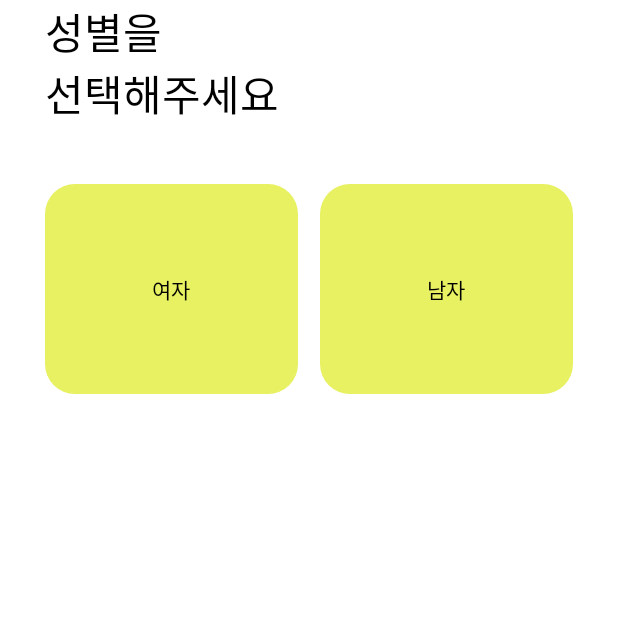
After one commit to jwlee-stack/Ttrip, an Android app: the fragment SignUpInformationBannerFragment placed in its activity, on a phone screen of 412 x 824 dp, the top half of it. The commit adds this screen. Run offline under Robolectric (Android 15) with nearby library versions, the phone set to English and light mode, and no system bars; our stand-ins replace Dagger/Hilt's generated code, data binding; 1 statement that could not run was skipped.

Commit message:
[FEAT] 회원 정보 입력 레이아웃 구현

```diff
--- a/Ttrip/app/src/main/java/org/sfy/ttrip/presentation/init/LoginFragment.kt
+++ b/Ttrip/app/src/main/java/org/sfy/ttrip/presentation/init/LoginFragment.kt
@@ -17,6 +17,10 @@ class LoginFragment : BaseFragment<FragmentLoginBinding>(R.layout.fragment_login
             ivBackToOnboarding.setOnClickListener {
                 popBackStack()
             }
+
+            tvLogin.setOnClickListener {
+                navigate(LoginFragmentDirections.actionLoginFragmentToSignUpInformationFragment())
+            }
         }
     }
 }
--- a/Ttrip/app/src/main/java/org/sfy/ttrip/presentation/init/OnBoardingFragment.kt
+++ b/Ttrip/app/src/main/java/org/sfy/ttrip/presentation/init/OnBoardingFragment.kt
@@ -2,10 +2,12 @@ package org.sfy.ttrip.presentation.init
 
 import android.view.View
 import androidx.viewpager2.widget.ViewPager2
+import dagger.hilt.android.AndroidEntryPoint
 import org.sfy.ttrip.R
 import org.sfy.ttrip.databinding.FragmentOnboardingBinding
 import org.sfy.ttrip.presentation.base.BaseFragment
 
+@AndroidEntryPoint
 class OnBoardingFragment : BaseFragment<FragmentOnboardingBinding>(R.layout.fragment_onboarding) {
 
     override fun initView() {
@@ -15,7 +17,7 @@ class OnBoardingFragment : BaseFragment<FragmentOnboardingBinding>(R.layout.frag
     private fun initBanner() {
         binding.apply {
             vpBanner.adapter = OnBoardingAdapter(this@OnBoardingFragment)
-            ciBanner.setViewPager(binding.vpBanner)
+            ciBanner.setViewPager(vpBanner)
 
             vpBanner.registerOnPageChangeCallback(object : ViewPager2.OnPageChangeCallback() {
                 override fun onPageSelected(position: Int) {
--- /dev/null
+++ b/Ttrip/app/src/main/java/org/sfy/ttrip/presentation/init/SignUpInformationBannerFragment.kt
@@ -0,0 +1,53 @@
+package org.sfy.ttrip.presentation.init
+
+import android.view.View
+import androidx.constraintlayout.widget.ConstraintLayout
+import org.sfy.ttrip.R
+import org.sfy.ttrip.databinding.FragmentSignUpInformationBannerBinding
+import org.sfy.ttrip.presentation.base.BaseFragment
+
+class SignUpInformationBannerFragment :
+    BaseFragment<FragmentSignUpInformationBannerBinding>(R.layout.fragment_sign_up_information_banner) {
+
+    private var bannerPosition = -1
+
+    override fun initView() {
+        bannerPosition = arguments?.getInt("banner_position")!!
+        with(bannerPosition) {
+
+            val bannerData =
+                listOf(
+                    binding.clUserInfoNickName,
+                    binding.clUserInfoDay,
+                    binding.clUserInfoSex,
+                    binding.clUserInfoSex,
+                    binding.clUserInfoSex,
+                )
+
+            when (bannerPosition) {
+                0 -> {
+                    changeVisibility(0, bannerData)
+                }
+                1 -> {
+                    changeVisibility(1, bannerData)
+                }
+                2 -> {
+                    changeVisibility(2, bannerData)
+                }
+                3 -> {
+                    changeVisibility(3, bannerData)
+                }
+                4 -> {
+                    changeVisibility(4, bannerData)
+                }
+            }
+        }
+    }
+
+    private fun changeVisibility(position: Int, bannerData: List<ConstraintLayout>) {
+        for (i: Int in 0..4) {
+            bannerData[i].visibility = View.GONE
+        }
+        bannerData[position].visibility = View.VISIBLE
+    }
+}
--- /dev/null
+++ b/Ttrip/app/src/main/res/drawable/bg_rect_honey_suckle_radius20.xml
@@ -0,0 +1,8 @@
+<layer-list xmlns:android="http://schemas.android.com/apk/res/android">
+    <item>
+        <shape android:shape="rectangle">
+            <solid android:color="@color/honey_suckle" />
+            <corners android:radius="10dp" />
+        </shape>
+    </item>
+</layer-list>
--- a/Ttrip/app/src/main/res/layout/fragment_onboarding.xml
+++ b/Ttrip/app/src/main/res/layout/fragment_onboarding.xml
@@ -31,6 +31,7 @@
             app:ci_animator="@anim/ani_banner_ci"
             app:ci_drawable="@drawable/ic_indicator_selected"
             app:ci_drawable_unselected="@drawable/ic_indicator_unselected"
+            app:ci_width="20dp"
             app:layout_constraintBottom_toTopOf="@+id/tv_skip_onboarding"
             app:layout_constraintStart_toStartOf="parent" />
 
--- /dev/null
+++ b/Ttrip/app/src/main/res/layout/fragment_sign_up_information_banner.xml
@@ -0,0 +1,141 @@
+<?xml version="1.0" encoding="utf-8"?>
+<layout xmlns:android="http://schemas.android.com/apk/res/android"
+    xmlns:app="http://schemas.android.com/apk/res-auto">
+
+    <data>
+
+    </data>
+
+    <androidx.constraintlayout.widget.ConstraintLayout
+        android:layout_width="match_parent"
+        android:layout_height="match_parent">
+
+        <androidx.constraintlayout.widget.ConstraintLayout
+            android:id="@+id/cl_user_info_nick_name"
+            android:layout_width="match_parent"
+            android:layout_height="match_parent"
+            android:layout_marginHorizontal="30dp"
+            android:visibility="gone">
+
+            <TextView
+                android:id="@+id/tv_user_info_nick_name"
+                android:layout_width="wrap_content"
+                android:layout_height="wrap_content"
+                android:fontFamily="@font/sc_dream7"
+                android:text="@string/content_user_info_nick_name"
+                android:textColor="@color/black"
+                android:textSize="28sp"
+                app:layout_constraintStart_toStartOf="parent"
+                app:layout_constraintTop_toTopOf="parent" />
+
+            <EditText
+                android:id="@+id/et_user_info_nick_name"
+                android:layout_width="0dp"
+                android:layout_height="wrap_content"
+                android:layout_marginTop="50dp"
+                android:autofillHints=""
+                android:hint="@string/content_user_info_nick_name_hint"
+                android:inputType="text"
+                android:paddingStart="8dp"
+                android:paddingEnd="80dp"
+                app:layout_constraintEnd_toEndOf="parent"
+                app:layout_constraintStart_toStartOf="parent"
+                app:layout_constraintTop_toBottomOf="@+id/tv_user_info_nick_name" />
+
+            <TextView
+                android:id="@+id/tv_user_info_check_nick_name"
+                android:layout_width="70dp"
+                android:layout_height="30dp"
+                android:layout_marginBottom="10dp"
+                android:background="@drawable/bg_rect_honey_suckle_radius20"
+                android:fontFamily="@font/sc_dream6"
+                android:gravity="center"
+                android:text="@string/content_user_info_nick_name_check"
+                android:textColor="@color/black"
+                app:layout_constraintBottom_toBottomOf="@id/et_user_info_nick_name"
+                app:layout_constraintEnd_toEndOf="@id/et_user_info_nick_name"
+                app:layout_constraintTop_toTopOf="@id/et_user_info_nick_name" />
+        </androidx.constraintlayout.widget.ConstraintLayout>
+
+        <androidx.constraintlayout.widget.ConstraintLayout
+            android:id="@+id/cl_user_info_day"
+            android:layout_width="match_parent"
+            android:layout_height="match_parent"
+            android:layout_marginHorizontal="30dp"
+            android:visibility="gone">
+
+            <TextView
+                android:id="@+id/tv_user_info_day"
+                android:layout_width="wrap_content"
+                android:layout_height="wrap_content"
+                android:fontFamily="@font/sc_dream7"
+                android:text="@string/content_user_info_day"
+                android:textColor="@color/black"
+                android:textSize="28sp"
+                app:layout_constraintStart_toStartOf="parent"
+                app:layout_constraintTop_toTopOf="parent" />
+
+            <DatePicker
+                android:layout_width="match_parent"
+                android:layout_height="wrap_content"
+                android:layout_marginTop="50dp"
+                android:calendarViewShown="false"
+                android:datePickerMode="spinner"
+                app:layout_constraintTop_toBottomOf="@id/tv_user_info_day" />
+        </androidx.constraintlayout.widget.ConstraintLayout>
+
+
+        <androidx.constraintlayout.widget.ConstraintLayout
+            android:id="@+id/cl_user_info_sex"
+            android:layout_width="match_parent"
+            android:layout_height="match_parent"
+            android:layout_marginHorizontal="30dp">
+
+            <TextView
+                android:id="@+id/tv_user_info_sex"
+                android:layout_width="wrap_content"
+                android:layout_height="wrap_content"
+                android:fontFamily="@font/sc_dream7"
+                android:text="@string/content_user_info_sex"
+                android:textColor="@color/black"
+                android:textSize="28sp"
+                app:layout_constraintStart_toStartOf="parent"
+                app:layout_constraintTop_toTopOf="parent" />
+
+            <LinearLayout
+                android:layout_width="match_parent"
+                android:layout_height="wrap_content"
+                android:layout_marginTop="40dp"
+                android:orientation="horizontal"
+                app:layout_constraintTop_toBottomOf="@id/tv_user_info_sex">
+
+                <TextView
+                    android:id="@+id/tv_user_info_sex_girl"
+                    android:layout_width="0dp"
+                    android:layout_height="140dp"
+                    android:layout_marginEnd="7dp"
+                    android:layout_weight="1"
+                    android:background="@drawable/bg_rect_white_radius20"
+                    android:backgroundTint="@color/honey_suckle"
+                    android:gravity="center"
+                    android:text="@string/content_user_info_sex_girl"
+                    android:textColor="@color/black" />
+
+                <TextView
+                    android:id="@+id/tv_user_info_sex_boy"
+                    android:layout_width="0dp"
+                    android:layout_height="140dp"
+                    android:layout_marginStart="7dp"
+                    android:layout_weight="1"
+                    android:background="@drawable/bg_rect_white_radius20"
+                    android:backgroundTint="@color/honey_suckle"
+                    android:gravity="center"
+                    android:text="@string/content_user_info_sex_boy"
+                    android:textColor="@color/black" />
+
+            </LinearLayout>
+
+        </androidx.constraintlayout.widget.ConstraintLayout>
+
+    </androidx.constraintlayout.widget.ConstraintLayout>
+</layout>
--- a/Ttrip/app/src/main/res/navigation/navigation_init.xml
+++ b/Ttrip/app/src/main/res/navigation/navigation_init.xml
@@ -33,6 +33,9 @@
         android:name="org.sfy.ttrip.presentation.init.LoginFragment"
         android:label="loginFragment"
         tools:layout="@layout/fragment_login">
+        <action
+            android:id="@+id/action_loginFragment_to_signUpInformationFragment"
+            app:destination="@id/signUpInformationFragment" />
     </fragment>
 
     <fragment
@@ -42,4 +45,11 @@
         tools:layout="@layout/fragment_sign_up">
     </fragment>
 
+    <fragment
+        android:id="@+id/signUpInformationFragment"
+        android:name="org.sfy.ttrip.presentation.init.SignUpInformationFragment"
+        android:label="signUpInformationFragment"
+        tools:layout="@layout/fragment_sign_up_information">
+    </fragment>
+
 </navigation>
--- a/Ttrip/app/src/main/res/values/colors.xml
+++ b/Ttrip/app/src/main/res/values/colors.xml
@@ -24,9 +24,10 @@
     <color name="neon_blue_transparent85">#D95343EA</color>
     <color name="free_speech_blue">#4236BB</color>
     <color name="medium_orchid">#BB59EF</color>
+    <color name="gainsboro">#D9D9D9</color>
     <color name="grey">#868686</color>
     <color name="dim_grey">#737373</color>
-    <color name="dim_gray"> #646464</color>
+    <color name="dim_gray">#646464</color>
     <color name="dim_grey_transparent30">#4D696969</color>
     <color name="whisper">#E8E8E8</color>
 </resources>
--- a/Ttrip/app/src/main/res/values/strings.xml
+++ b/Ttrip/app/src/main/res/values/strings.xml
@@ -84,4 +84,16 @@
     <string name="content_chat_input_hint">메시지 보내기</string>
     <string name="image_send_message">image_send_message</string>
 
+    <!-- sign_up_information -->
+    <string name="image_back_to_login">image_back_to_login</string>
+    <string name="title_user_info">회원 정보 입력</string>
+    <string name="content_user_info_next">다음</string>
+    <string name="content_user_info_nick_name">닉네임을\n입력해주세요</string>
+    <string name="content_user_info_nick_name_hint">6자 이내로 입력해주세요</string>
+    <string name="content_user_info_nick_name_check">중복체크</string>
+    <string name="content_user_info_day">생년월일을\n입력해주세요</string>
+    <string name="content_user_info_sex">성별을\n선택해주세요</string>
+    <string name="content_user_info_sex_girl">여자</string>
+    <string name="content_user_info_sex_boy">남자</string>
+
 </resources>
```
Also changed, not shown: Ttrip/app/src/main/java/org/sfy/ttrip/presentation/init/SignUpAdapter.kt (added, +18 -0 lines), Ttrip/app/src/main/java/org/sfy/ttrip/presentation/init/SignUpInformationFragment.kt (added, +51 -0 lines), Ttrip/app/src/main/java/org/sfy/ttrip/presentation/init/UserInfoViewModel.kt (added, +18 -0 lines), Ttrip/app/src/main/res/drawable/bg_sign_up_info_tab_underline.xml (added, +17 -0 lines), Ttrip/app/src/main/res/drawable/ic_back_arrow_black.xml (added, +9 -0 lines), Ttrip/app/src/main/res/drawable/ic_indicator_info_selected.xml (added, +9 -0 lines), Ttrip/app/src/main/res/drawable/ic_indicator_info_unselected.xml (added, +9 -0 lines), Ttrip/app/src/main/res/layout/fragment_sign_up_information.xml (added, +79 -0 lines).
